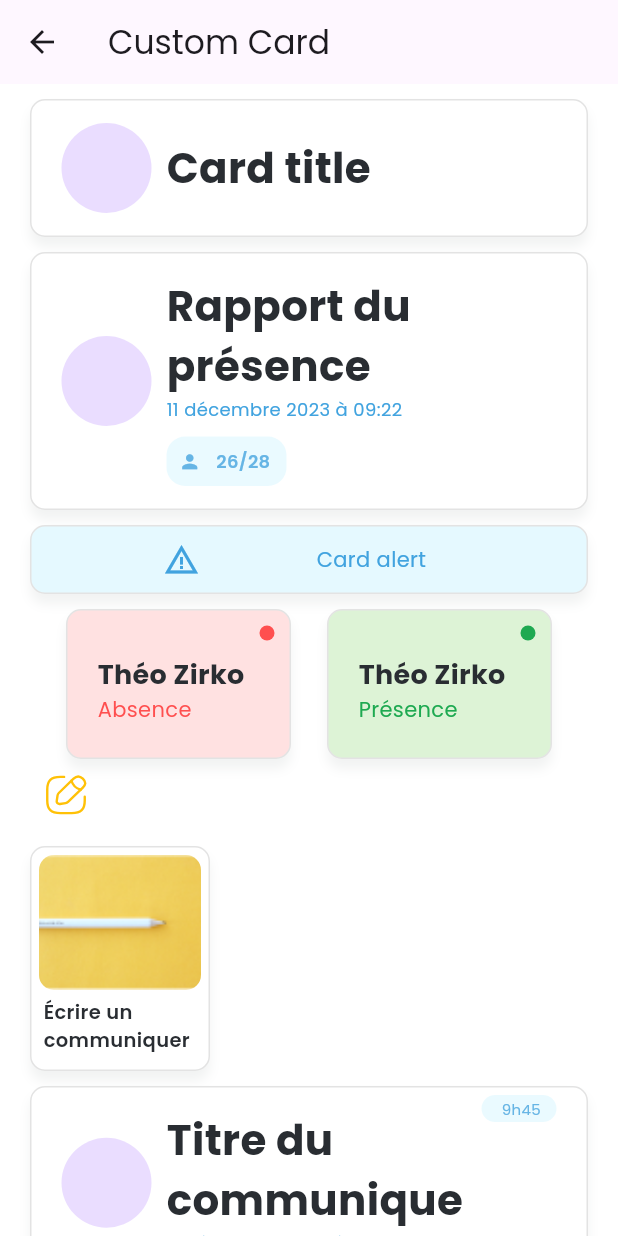
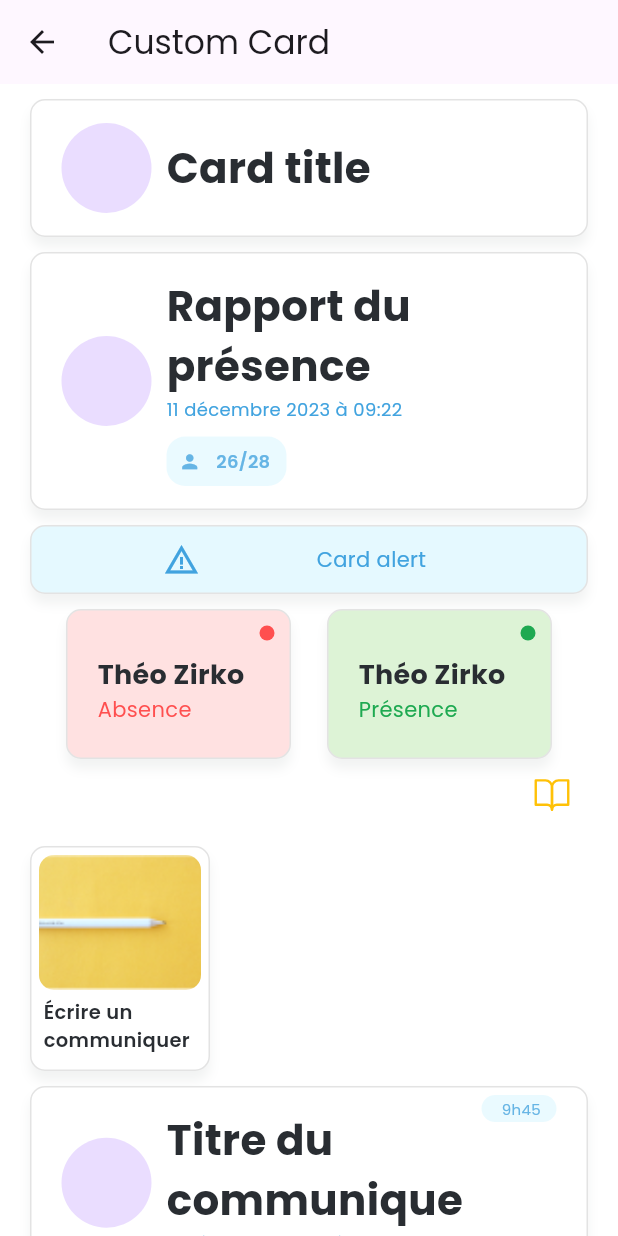
Before and after one commit to Edukever/schoolap-mobile-ui, a Flutter app: the CustomCard screen opened directly, on a phone screen of 412 x 824 dp. Run offline on Flutter 3.47's test engine with Material 3 defaults, Android fonts, the phone set to English and light mode, and no system bars; drawn by our look-alikes of auto_size_text; our stand-ins replace dropdown_button2, equatable, flutter_form_builder, flutter_svg, lottie, popover.

Commit message:
Refactor card pop-up menu handling for improved flexibility and layout
Adjust the pop-up menu button to allow for dynamic positioning and
layout, ensuring a more adaptable and visually appealing user
experience. Additionally, replace InkWell with GestureDetector for
better tap gesture handling. No known issues.

```diff
--- a/example/lib/fields/custom_card.dart
+++ b/example/lib/fields/custom_card.dart
@@ -81,22 +81,25 @@ class CustomCard extends StatelessWidget {
                 ),
               ],
             ),
+            Row(
+              children: [
+                const Spacer(),
                 SPPopMenuButton(
-              iconPath: AppIconsData.modifier,
+                  iconPath: AppIconsData.classe,
                   iconColor: Colors.amber,
                   handleIconTap: (p0) => debugPrint(p0),
                   items: const [
-                ListItem(
+                    SPListItem(
                       value: 'modifier',
                       label: 'Modifier',
                       iconPath: AppIconsData.modifier,
                     ),
-                ListItem(
+                    SPListItem(
                       value: 'detail',
                       label: 'Détail',
                       iconPath: AppIconsData.detail,
                     ),
-                ListItem(
+                    SPListItem(
                       value: 'archiver',
                       label: 'Archiver',
                       iconPath: AppIconsData.archiver,
@@ -105,6 +108,8 @@ class CustomCard extends StatelessWidget {
                     // AppIconsData.modifier,
                     // AppIconsData.detail,
                     // AppIconsData.archiver,
+                  ],
+                ),
               ],
             ),
             const SizedBox(height: 10),
--- a/lib/src/widgets/card/schoolap_pop_menu_button.dart
+++ b/lib/src/widgets/card/schoolap_pop_menu_button.dart
@@ -1,11 +1,11 @@
 part of '../widget.dart';
 
-class ListItem<T> extends Equatable {
+class SPListItem<T> extends Equatable {
   final String label;
   final String iconPath;
   final T value;
 
-  const ListItem({
+  const SPListItem({
     required this.label,
     required this.iconPath,
     required this.value,
@@ -18,9 +18,13 @@ class ListItem<T> extends Equatable {
 class SPPopMenuButton<T> extends StatelessWidget {
   final String iconPath;
   final Color? iconColor;
-  final List<ListItem<T>> items;
+  final List<SPListItem<T>> items;
   final void Function(T)? handleIconTap;
   final bool barrierDismissible;
+  final double? arrowDxOffset;
+  final double? arrowDyOffset;
+  final double? contentDxOffset;
+  final double? contentDyOffset;
 
   const SPPopMenuButton({
     Key? key,
@@ -29,6 +33,10 @@ class SPPopMenuButton<T> extends StatelessWidget {
     this.iconColor,
     this.handleIconTap,
     this.barrierDismissible = true,
+    this.arrowDxOffset,
+    this.arrowDyOffset,
+    this.contentDxOffset,
+    this.contentDyOffset,
   }) : super(key: key);
 
   @override
@@ -46,15 +54,17 @@ class SPPopMenuButton<T> extends StatelessWidget {
           direction: PopoverDirection.bottom,
           height: 100,
           width: 290,
-          arrowHeight: 15,
-          arrowWidth: 30,
+          arrowHeight: 0,
+          arrowWidth: 0,
+          arrowDxOffset: arrowDxOffset ?? -120,
+          arrowDyOffset: arrowDyOffset ?? 0,
+          contentDxOffset: contentDxOffset ?? 0,
+          contentDyOffset: contentDyOffset ?? 0,
         );
       },
       icon: SvgPicture.asset(
         iconPath,
-        colorFilter: iconColor != null
-            ? ColorFilter.mode(iconColor!, BlendMode.srcIn)
-            : null,
+        colorFilter: iconColor != null ? ColorFilter.mode(iconColor!, BlendMode.srcIn) : null,
       ),
     );
   }
@@ -62,14 +72,14 @@ class SPPopMenuButton<T> extends StatelessWidget {
 
 class ListItems<T> extends StatelessWidget {
   final void Function(T)? onTap;
-  final List<ListItem<T>> items;
+  final List<SPListItem<T>> items;
 
-  const ListItems({Key? key, this.onTap, required this.items})
-      : super(key: key);
+  const ListItems({Key? key, this.onTap, required this.items}) : super(key: key);
 
   @override
   Widget build(BuildContext context) {
     return Row(
+      mainAxisAlignment: MainAxisAlignment.spaceEvenly,
       children: List.generate(
         items.length,
         (index) => ItemTile<T>(
@@ -90,7 +100,7 @@ class ItemTile<T> extends StatelessWidget {
     this.onTap,
   }) : super(key: key);
 
-  final ListItem<T> listItem;
+  final SPListItem<T> listItem;
   final bool middle;
   final void Function()? onTap;
 
@@ -102,16 +112,14 @@ class ItemTile<T> extends StatelessWidget {
       height: 60,
       decoration: BoxDecoration(
         border: Border(
-          right:
-              !middle ? BorderSide.none : const BorderSide(color: Colors.grey),
-          left:
-              !middle ? BorderSide.none : const BorderSide(color: Colors.grey),
+          right: !middle ? BorderSide.none : const BorderSide(color: Colors.grey),
+          left: !middle ? BorderSide.none : const BorderSide(color: Colors.grey),
         ),
       ),
       child: Row(
         mainAxisAlignment: MainAxisAlignment.center,
         children: [
-          InkWell(
+          GestureDetector(
             onTap: onTap,
             child: Column(
               mainAxisAlignment: MainAxisAlignment.center,
```
Lines whose indentation alone changed are shown as unchanged.
